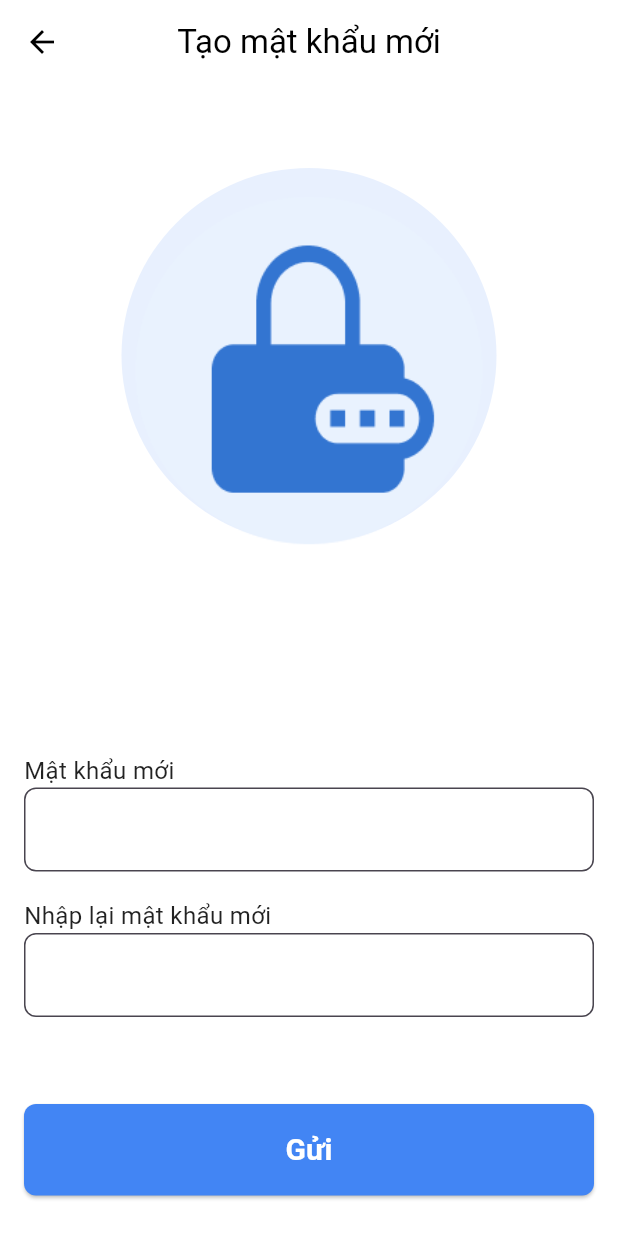
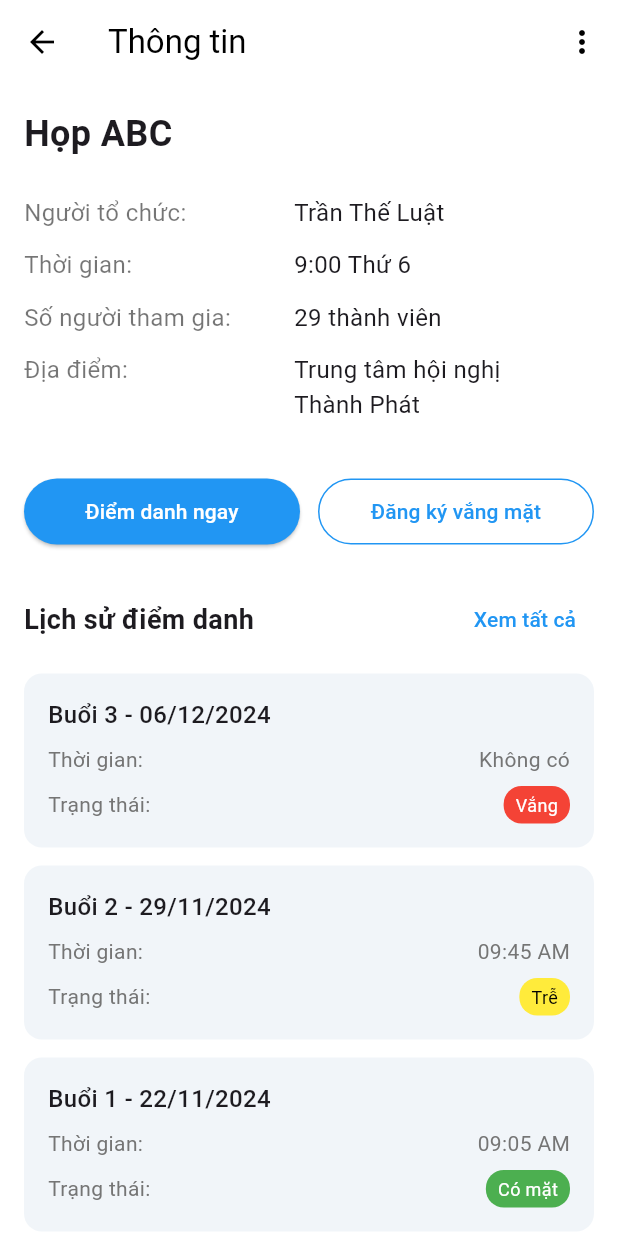
Before and after one commit to hphann/Attendance-App, a Flutter app: the screen it shows after launch, on a phone screen of 412 x 824 dp. Run offline on Flutter 3.47's test engine with Material 3 defaults, Android fonts, the phone set to English and light mode, and no system bars.

Commit message:
add HomeScreen and AttendanceHistoryCard widgets

```diff
--- /dev/null
+++ b/attendance/lib/screens/detailScreen.dart
@@ -0,0 +1,164 @@
+import 'package:flutter/material.dart';
+import 'package:attendance/widgets/attendanceHistoryCard.dart';
+
+class DetailScreen extends StatelessWidget {
+  const DetailScreen({Key? key}) : super(key: key);
+
+  @override
+  Widget build(BuildContext context) {
+    return Scaffold(
+      backgroundColor: Colors.white,
+      appBar: AppBar(
+        backgroundColor: Colors.white,
+        elevation: 0,
+        leading: const BackButton(color: Colors.black),
+        title: const Text(
+          'Thông tin',
+          style: TextStyle(color: Colors.black),
+        ),
+        actions: [
+          IconButton(
+            icon: const Icon(Icons.more_vert, color: Colors.black),
+            onPressed: () {},
+          ),
+        ],
+      ),
+      body: SingleChildScrollView(
+        child: Padding(
+          padding: const EdgeInsets.all(16.0),
+          child: Column(
+            crossAxisAlignment: CrossAxisAlignment.start,
+            children: [
+              const Text(
+                'Họp ABC',
+                style: TextStyle(
+                  fontSize: 24,
+                  fontWeight: FontWeight.bold,
+                ),
+              ),
+              const SizedBox(height: 24),
+              _buildInfoRow('Người tổ chức:', 'Trần Thế Luật'),
+              _buildInfoRow('Thời gian:', '9:00 Thứ 6'),
+              _buildInfoRow('Số người tham gia:', '29 thành viên'),
+              _buildInfoRow('Địa điểm:', 'Trung tâm hội nghị\nThành Phát'),
+              const SizedBox(height: 24),
+              _buildActionButtons(),
+              const SizedBox(height: 24),
+              _buildAttendanceHistory(),
+            ],
+          ),
+        ),
+      ),
+    );
+  }
+
+  Widget _buildInfoRow(String label, String value) {
+    return Padding(
+      padding: const EdgeInsets.only(bottom: 12),
+      child: Row(
+        crossAxisAlignment: CrossAxisAlignment.start,
+        children: [
+          SizedBox(
+            width: 180,
+            child: Text(
+              label,
+              style: const TextStyle(
+                color: Colors.black54,
+                fontSize: 16,
+              ),
+            ),
+          ),
+          Expanded(
+            child: Text(
+              value,
+              style: const TextStyle(
+                fontSize: 16,
+              ),
+            ),
+          ),
+        ],
+      ),
+    );
+  }
+
+  Widget _buildActionButtons() {
+    return Row(
+      children: [
+        Expanded(
+          child: ElevatedButton(
+            onPressed: () {},
+            style: ElevatedButton.styleFrom(
+              backgroundColor: Colors.blue,
+              padding: const EdgeInsets.symmetric(vertical: 12),
+            ),
+            child: const Text(
+              'Điểm danh ngay',
+              style: TextStyle(color: Colors.white),
+            ),
+          ),
+        ),
+        const SizedBox(
+          width: 12,
+        ),
+        Expanded(
+          child: OutlinedButton(
+            onPressed: () {},
+            style: OutlinedButton.styleFrom(
+              side: const BorderSide(color: Colors.blue),
+              padding: const EdgeInsets.symmetric(vertical: 12),
+            ),
+            child: const Text(
+              'Đăng ký vắng mặt',
+              style: TextStyle(color: Colors.blue),
+            ),
+          ),
+        ),
+      ],
+    );
+  }
+
+  Widget _buildAttendanceHistory() {
+    return Column(
+      crossAxisAlignment: CrossAxisAlignment.start,
+      children: [
+        Row(
+          mainAxisAlignment: MainAxisAlignment.spaceBetween,
+          children: [
+            const Text(
+              'Lịch sử điểm danh',
+              style: TextStyle(
+                fontSize: 18,
+                fontWeight: FontWeight.bold,
+              ),
+            ),
+            TextButton(
+              onPressed: () {},
+              child: const Text(
+                'Xem tất cả',
+                style: TextStyle(color: Colors.blue),
+              ),
+            ),
+          ],
+        ),
+        const SizedBox(height: 12),
+        const AttendanceHistoryCard(
+          date: 'Buổi 3 - 06/12/2024',
+          time: 'Không có',
+          status: AttendanceStatus.absent,
+        ),
+        const SizedBox(height: 12),
+        const AttendanceHistoryCard(
+          date: 'Buổi 2 - 29/11/2024',
+          time: '09:45 AM',
+          status: AttendanceStatus.late,
+        ),
+        const SizedBox(height: 12),
+        const AttendanceHistoryCard(
+          date: 'Buổi 1 - 22/11/2024',
+          time: '09:05 AM',
+          status: AttendanceStatus.present,
+        ),
+      ],
+    );
+  }
+}
--- /dev/null
+++ b/attendance/lib/widgets/attendanceHistoryCard.dart
@@ -0,0 +1,112 @@
+import 'package:flutter/material.dart';
+
+enum AttendanceStatus { present, late, absent }
+
+class AttendanceHistoryCard extends StatelessWidget {
+  final String date;
+  final String time;
+  final AttendanceStatus status;
+
+  const AttendanceHistoryCard({
+    Key? key,
+    required this.date,
+    required this.time,
+    required this.status,
+  }) : super(key: key);
+
+  @override
+  Widget build(BuildContext context) {
+    return Container(
+      padding: const EdgeInsets.all(16),
+      decoration: BoxDecoration(
+        color: const Color(0xFFF1F5F9),
+        borderRadius: BorderRadius.circular(12),
+      ),
+      child: Column(
+        crossAxisAlignment: CrossAxisAlignment.start,
+        children: [
+          Text(
+            date,
+            style: const TextStyle(
+              fontSize: 16,
+              fontWeight: FontWeight.w500,
+            ),
+          ),
+          const SizedBox(height: 8),
+          Row(
+            mainAxisAlignment: MainAxisAlignment.spaceBetween,
+            children: [
+              Text(
+                'Thời gian:',
+                style: TextStyle(
+                  fontSize: 14,
+                  color: Colors.grey[600],
+                ),
+              ),
+              Text(
+                time,
+                style: TextStyle(
+                  fontSize: 14,
+                  color: Colors.grey[600],
+                ),
+              ),
+            ],
+          ),
+          const SizedBox(height: 8),
+          Row(
+            mainAxisAlignment: MainAxisAlignment.spaceBetween,
+            children: [
+              Text(
+                'Trạng thái:',
+                style: TextStyle(
+                  fontSize: 14,
+                  color: Colors.grey[600],
+                ),
+              ),
+              _buildStatusChip(),
+            ],
+          )
+        ],
+      ),
+    );
+  }
+
+  Widget _buildStatusChip() {
+    Color backgroundColor;
+    Color textColor;
+    String text;
+
+    switch (status) {
+      case AttendanceStatus.present:
+        backgroundColor = Colors.green;
+        textColor = Colors.white;
+        text = 'Có mặt';
+        break;
+      case AttendanceStatus.late:
+        backgroundColor = Colors.yellow;
+        textColor = Colors.black;
+        text = 'Trễ';
+        break;
+      case AttendanceStatus.absent:
+        backgroundColor = Colors.red;
+        textColor = Colors.white;
+        text = 'Vắng';
+        break;
+    }
+
+    return Container(
+      padding: const EdgeInsets.symmetric(horizontal: 8, vertical: 4),
+      decoration: BoxDecoration(
+        color: backgroundColor,
+        borderRadius: BorderRadius.circular(12),
+      ),
+      child: Text(
+        text,
+        style: TextStyle(
+          color: textColor,
+          fontSize: 12,
+        ),
+      ),
+    );
+  }
+}
```
Also changed, not shown: attendance/lib/main.dart (+8 -1 lines), attendance/lib/screens/homeScreen.dart (added, +112 -0 lines), attendance/pubspec.lock, 2 other files.
